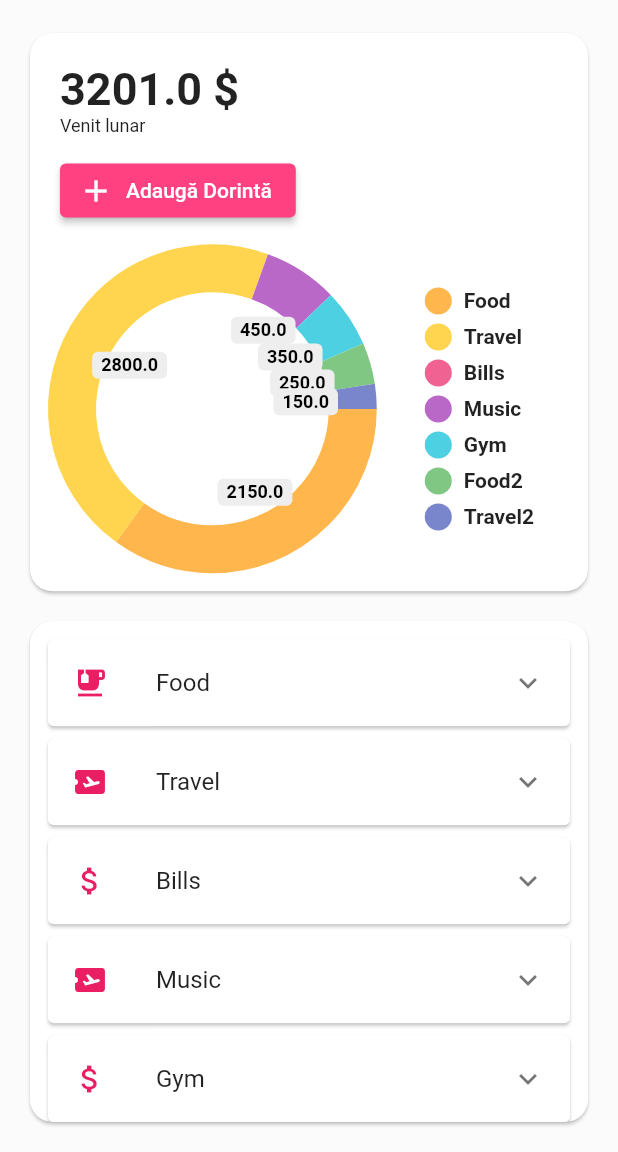
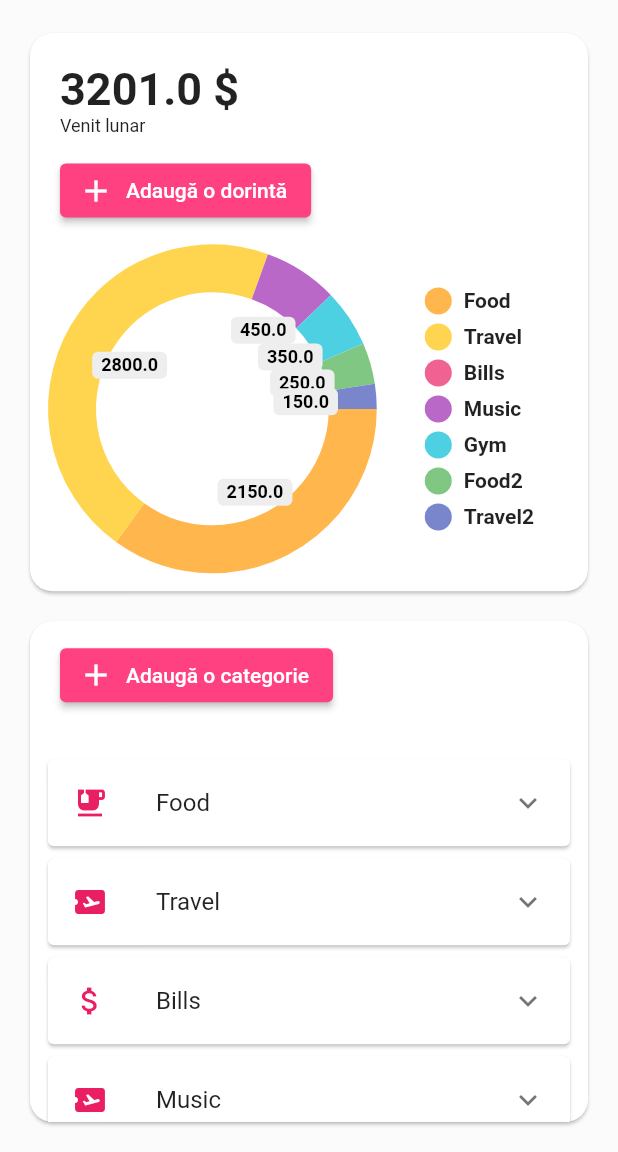
Before and after one commit to cezarmocanu/budgeto, a Flutter app: the AddGoal screen opened by its route, after a tap on the "arrow back" icon, on a phone screen of 412 x 824 dp, the part 84-1236 px from its top. Run offline on Flutter 3.47's test engine with Material 2 defaults, Android fonts, the phone set to English and light mode, and no system bars; drawn by our look-alikes of pie_chart.

Commit message:
[rBiLCBAY] Added category form

```diff
--- a/lib/change-notifiers/app-model.dart
+++ b/lib/change-notifiers/app-model.dart
@@ -60,6 +60,11 @@ class AppModel extends ChangeNotifier {
     notifyListeners();
   }
 
+  void addCategory(Category category) {
+    _categories.add(category);
+    notifyListeners();
+  }
+
   void addGoal(Goal goal) {
     _goals.add(goal);
     notifyListeners();
--- a/lib/constants/routes.dart
+++ b/lib/constants/routes.dart
@@ -1,10 +1,11 @@
 import 'package:flutter/material.dart';
 
-enum RoutesEnum { Dashboard, AddGoal }
+enum RoutesEnum { Dashboard, AddGoal, AddCategory }
 
 const Map<RoutesEnum, String> ROUTES_MAP = {
   RoutesEnum.Dashboard: '/',
-  RoutesEnum.AddGoal: 'addGoal'
+  RoutesEnum.AddGoal: '/addGoal',
+  RoutesEnum.AddCategory: '/addCategory'
 };
 
 void goTo(BuildContext context, RoutesEnum route) {
--- a/lib/dashboard-tabs/goals-tab.dart
+++ b/lib/dashboard-tabs/goals-tab.dart
@@ -62,7 +62,30 @@ class GoalsTab extends StatelessWidget {
               Expanded(
                 child: Card(
                   margin: EdgeInsets.only(left: 20, right: 20, bottom: 20),
-                  child: _CategoriesListView(),
+                  child: Column(
+                    crossAxisAlignment: CrossAxisAlignment.start,
+                    children: [
+                      Padding(
+                        padding: EdgeInsets.only(top: 12, bottom: 20, left: 20),
+                        child: ElevatedButton.icon(
+                          icon: Icon(Icons.add),
+                          onPressed: () {
+                            goTo(context, RoutesEnum.AddCategory);
+                          },
+                          label: Text(
+                            t(LabelsEnum.addCategory, intl),
+                          ),
+                          style: ElevatedButton.styleFrom(
+                            primary: Colors.pinkAccent[200],
+                            onPrimary: Colors.white,
+                          ),
+                        ),
+                      ),
+                      Expanded(
+                        child: _CategoriesListView(),
+                      ),
+                    ],
+                  ),
                   shape: RoundedRectangleBorder(
                     borderRadius: BorderRadius.circular(15.0),
                   ),
--- a/lib/main.dart
+++ b/lib/main.dart
@@ -1,5 +1,6 @@
 import 'package:budgeto_flutter/change-notifiers/app-model.dart';
 import 'package:budgeto_flutter/constants/routes.dart';
+import 'package:budgeto_flutter/screens/add_category.dart';
 import 'package:budgeto_flutter/screens/add_goal.dart';
 import 'package:budgeto_flutter/screens/dashboard.dart';
 import 'package:flutter/material.dart';
@@ -21,6 +22,7 @@ class MyApp extends StatelessWidget {
       routes: {
         ROUTES_MAP[RoutesEnum.Dashboard]!: (context) => Dashboard(),
         ROUTES_MAP[RoutesEnum.AddGoal]!: (context) => AddGoal(),
+        ROUTES_MAP[RoutesEnum.AddCategory]!: (context) => AddCategory(),
       },
     );
   }
--- a/lib/screens/add_goal.dart
+++ b/lib/screens/add_goal.dart
@@ -56,6 +56,7 @@ class _AddGoalForm extends StatelessWidget {
     value: (_) => TextEditingController(),
   );
 
+  //TODO abstract into an util
   Map<_Field, dynamic> getControllerValues() {
     return {
       _Field.name: _controllers[_Field.name].text,
@@ -71,7 +72,7 @@ class _AddGoalForm extends StatelessWidget {
     return Form(
       key: _form,
       child: Column(
-        mainAxisAlignment: MainAxisAlignment.spaceEvenly,
+        mainAxisAlignment: MainAxisAlignment.spaceBetween,
         children: [
           _FormHeader(),
           _FormField(
@@ -122,6 +123,7 @@ class _AddGoalForm extends StatelessWidget {
   }
 }
 
+//TODO: refactor in a separate component
 class _FormHeader extends StatelessWidget {
   @override
   Widget build(BuildContext context) {
@@ -149,11 +151,12 @@ class _FormHeader extends StatelessWidget {
                   color: Colors.white,
                 ),
               ),
-              )),
+            ),
+          ),
           Expanded(
-            flex: 2,
+            flex: 3,
             child: Text(
-              t(LabelsEnum.setYourGoal, intl),
+              t(LabelsEnum.customizeYourGoal, intl),
               style: TextStyle(
                 fontSize: 20,
               ),
@@ -165,6 +168,7 @@ class _FormHeader extends StatelessWidget {
   }
 }
 
+//TODO Abstract into a new component
 class _FormField extends StatelessWidget {
   final String hint;
   final String label;
--- a/lib/strings/en.dart
+++ b/lib/strings/en.dart
@@ -2,10 +2,14 @@ import 'package:budgeto_flutter/strings/strings.dart';
 
 const Map<LabelsEnum, String> EN = {
   LabelsEnum.addGoal: 'Add Goal',
+  LabelsEnum.addCategory: 'Add Category',
   LabelsEnum.allowance: 'Allowance',
   LabelsEnum.category: 'Category',
+  LabelsEnum.customizeYourCategory: 'Customize your category',
+  LabelsEnum.customizeYourGoal: 'Customize your goal',
   LabelsEnum.expenses: 'Expenses',
   LabelsEnum.exampleElectricGuitar: 'ex: Electric guitar',
+  LabelsEnum.exampleNewCategory: 'ex: Bills, Sports, Travel',
   LabelsEnum.exampleTargetGoal: 'ex: 350 \$',
   LabelsEnum.exampleAllowance: 'ex: 50\$ (per month)',
   LabelsEnum.goals: 'Goals',
--- a/lib/strings/ro.dart
+++ b/lib/strings/ro.dart
@@ -1,11 +1,15 @@
 import 'package:budgeto_flutter/strings/strings.dart';
 
 const Map<LabelsEnum, String> RO = {
-  LabelsEnum.addGoal: 'Adaugă Dorintă',
+  LabelsEnum.addGoal: 'Adaugă o dorintă',
+  LabelsEnum.addCategory: 'Adaugă o categorie',
   LabelsEnum.allowance: 'Investiție lunară',
   LabelsEnum.category: 'Categorie',
+  LabelsEnum.customizeYourCategory: 'Configurează categoria',
+  LabelsEnum.customizeYourGoal: 'Configurează dorința',
   LabelsEnum.expenses: 'Cheltuieli',
   LabelsEnum.exampleElectricGuitar: 'ex: Chitară Electrică',
+  LabelsEnum.exampleNewCategory: 'ex: Facturi, Sporturi, Excursii',
   LabelsEnum.exampleTargetGoal: 'ex: 350 \$',
   LabelsEnum.exampleAllowance: 'ex: 50\$ (pe lună)',
   LabelsEnum.goals: 'Dorințe',
--- a/lib/strings/strings.dart
+++ b/lib/strings/strings.dart
@@ -5,11 +5,15 @@ import 'en.dart';
 
 enum LabelsEnum {
   addGoal,
+  addCategory,
   allowance,
   category,
+  customizeYourCategory,
+  customizeYourGoal,
   english,
   expenses,
   exampleElectricGuitar,
+  exampleNewCategory,
   exampleTargetGoal,
   exampleAllowance,
   goals,
```
Also changed, not shown: lib/screens/add_category.dart (added, +165 -0 lines). Lines whose indentation alone changed are shown as unchanged.
